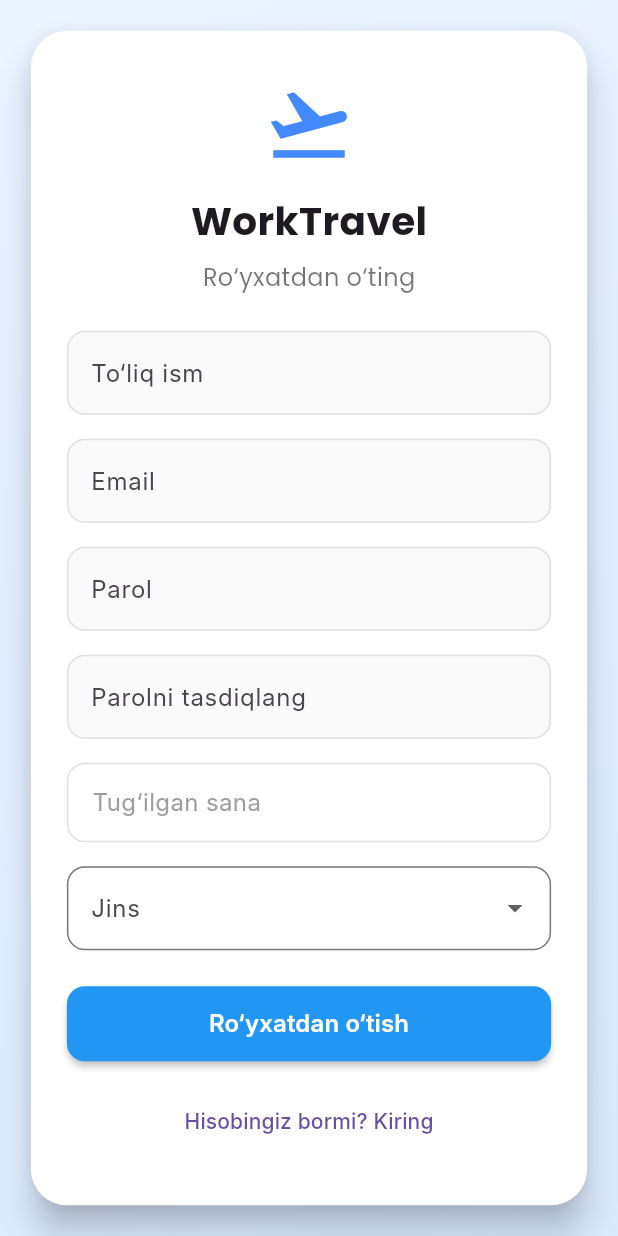
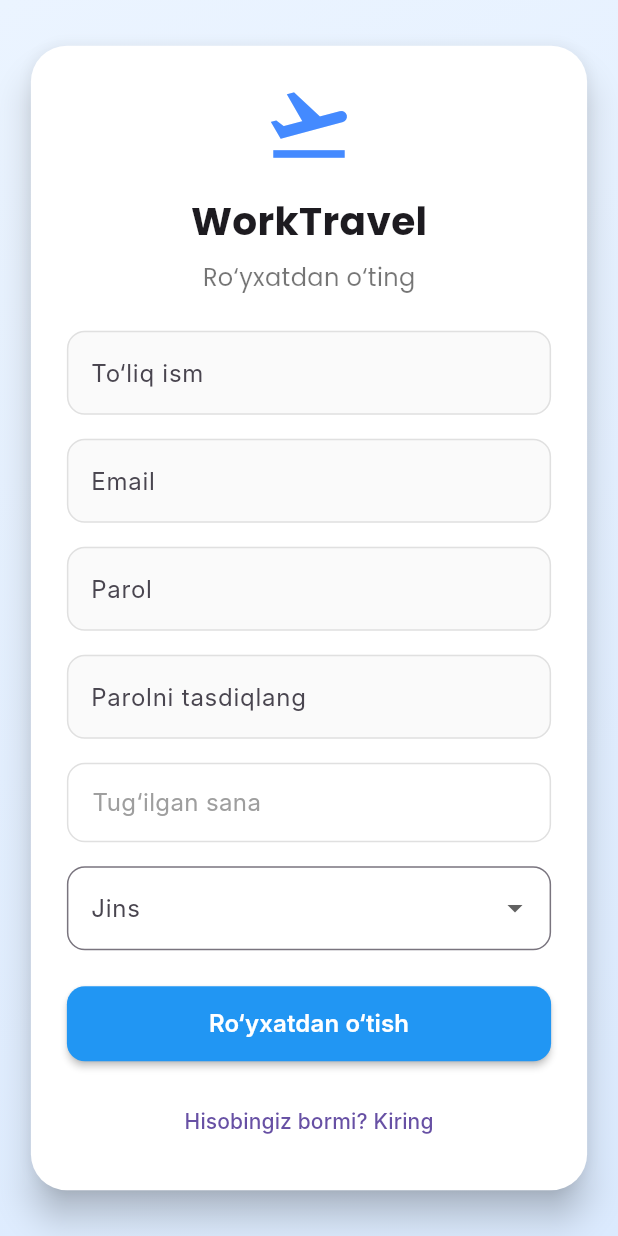
Before and after one commit to To-Rex/LearnX, a Flutter app: the RegisterScreen screen opened by its route, on a phone screen of 412 x 824 dp. Run offline on Flutter 3.47's test engine with Material 3 defaults, Android fonts, the phone set to English and light mode, and no system bars; our stand-ins replace auth_buttons, google_fonts, supabase_flutter; accounts and stored records are empty; Roboto replaces fonts that are missing (Inter).

Commit message:
register fixed

```diff
--- a/lib/screens/dashboard_screen.dart
+++ b/lib/screens/dashboard_screen.dart
@@ -43,12 +43,6 @@ class _DashboardScreenState extends State<DashboardScreen> {
         title: const Text('Dashboard'),
         backgroundColor: Colors.blue,
         foregroundColor: Colors.white,
-        actions: [
-          IconButton(
-            icon: const Icon(Icons.logout),
-            onPressed: _logout,
-          ),
-        ],
       ),
       body: _currentUser == null
           ? const Center(child: CircularProgressIndicator())
--- a/lib/screens/register_screen.dart
+++ b/lib/screens/register_screen.dart
@@ -84,12 +84,10 @@ class _RegisterScreenState extends State<RegisterScreen> {
                 child: Card(
                   color: Colors.white,
                   elevation: 10,
-                  shape: RoundedRectangleBorder(
-                    borderRadius: BorderRadius.circular(24),
-                  ),
+                  shape: RoundedRectangleBorder(borderRadius: BorderRadius.circular(24)),
                   child: Container(
                     width: width,
-                    padding: const EdgeInsets.symmetric(vertical: 32, horizontal: 24),
+                    padding: const EdgeInsets.symmetric(vertical: 22, horizontal: 24),
                     child: Form(
                       key: _formKey,
                       child: Column(
```
Also changed, not shown: lib/services/auth_service.dart (+8 -2 lines).
